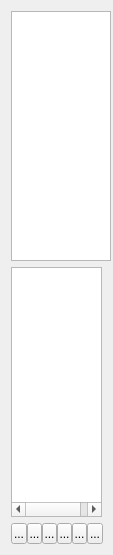
eigenbom/MQ-Sprite, file src/partlist.ui: the form before one commit.
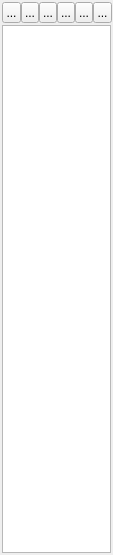
The form after the commit. Icons and pictures are not drawn. Custom widgets are drawn as their Qt base class.

Commit message: Replaced old list with new tree widget, much nicer!

Patch:
```diff
--- a/src/partlist.ui
+++ b/src/partlist.ui
@@ -26,67 +26,21 @@
    <string>Form</string>
   </property>
   <layout class="QVBoxLayout" name="verticalLayout">
-   <item>
-    <widget class="AssetListWidget" name="assetList">
-     <property name="sizePolicy">
-      <sizepolicy hsizetype="Minimum" vsizetype="Expanding">
-       <horstretch>0</horstretch>
-       <verstretch>0</verstretch>
-      </sizepolicy>
-     </property>
-     <property name="minimumSize">
-      <size>
-       <width>100</width>
-       <height>0</height>
-      </size>
-     </property>
-     <property name="horizontalScrollBarPolicy">
-      <enum>Qt::ScrollBarAlwaysOff</enum>
-     </property>
-     <property name="editTriggers">
-      <set>QAbstractItemView::AnyKeyPressed|QAbstractItemView::EditKeyPressed</set>
-     </property>
-     <property name="dragEnabled">
-      <bool>true</bool>
-     </property>
-     <property name="dragDropOverwriteMode">
-      <bool>false</bool>
-     </property>
-     <property name="dragDropMode">
-      <enum>QAbstractItemView::InternalMove</enum>
-     </property>
-     <property name="defaultDropAction">
-      <enum>Qt::MoveAction</enum>
-     </property>
-     <property name="alternatingRowColors">
-      <bool>false</bool>
-     </property>
-     <property name="selectionMode">
-      <enum>QAbstractItemView::SingleSelection</enum>
-     </property>
-    </widget>
-   </item>
-   <item>
-    <widget class="AssetTreeWidget" name="assetTree">
-     <property name="iconSize">
-      <size>
-       <width>16</width>
-       <height>16</height>
-      </size>
-     </property>
-     <property name="rootIsDecorated">
-      <bool>true</bool>
-     </property>
-     <attribute name="headerVisible">
-      <bool>false</bool>
-     </attribute>
-     <column>
-      <property name="text">
-       <string notr="true">1</string>
-      </property>
-     </column>
-    </widget>
-   </item>
+   <property name="spacing">
+    <number>2</number>
+   </property>
+   <property name="leftMargin">
+    <number>2</number>
+   </property>
+   <property name="topMargin">
+    <number>2</number>
+   </property>
+   <property name="rightMargin">
+    <number>2</number>
+   </property>
+   <property name="bottomMargin">
+    <number>2</number>
+   </property>
    <item>
     <layout class="QHBoxLayout" name="horizontalLayout_2">
      <property name="spacing">
@@ -191,14 +145,30 @@
      </item>
     </layout>
    </item>
+   <item>
+    <widget class="AssetTreeWidget" name="assetTree">
+     <property name="iconSize">
+      <size>
+       <width>16</width>
+       <height>16</height>
+      </size>
+     </property>
+     <property name="rootIsDecorated">
+      <bool>true</bool>
+     </property>
+     <attribute name="headerVisible">
+      <bool>false</bool>
+     </attribute>
+     <column>
+      <property name="text">
+       <string notr="true">1</string>
+      </property>
+     </column>
+    </widget>
+   </item>
   </layout>
  </widget>
  <customwidgets>
-  <customwidget>
-   <class>AssetListWidget</class>
-   <extends>QListWidget</extends>
-   <header location="global">assetlistwidget.h</header>
-  </customwidget>
   <customwidget>
    <class>AssetTreeWidget</class>
    <extends>QTreeWidget</extends>
```
Left out of the diff: 6 changed lines with no effect on the pictures. The commit also changes 4 other files.
